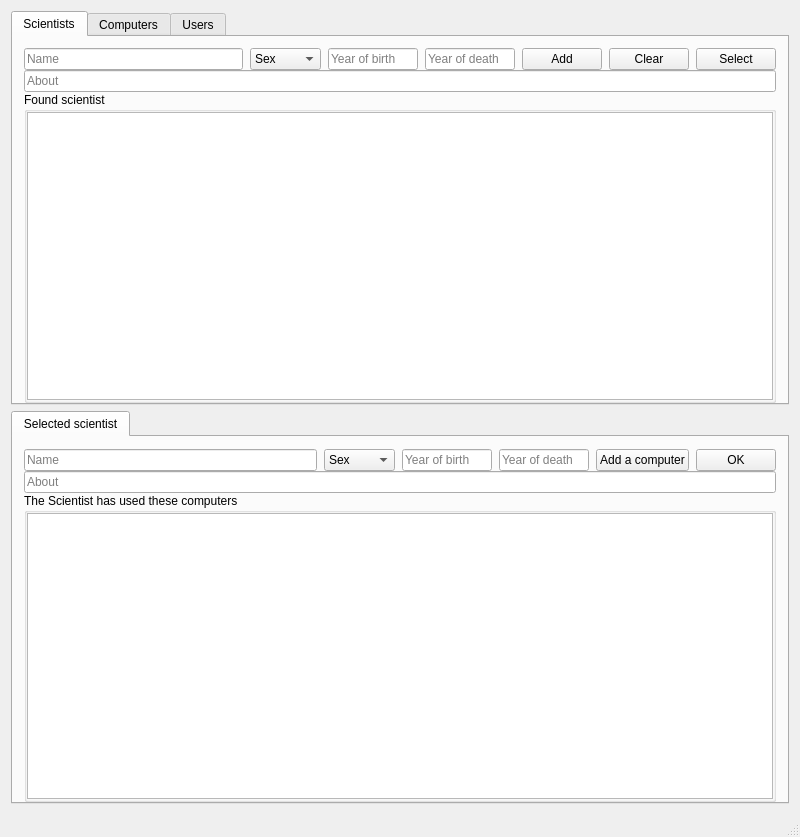
Old version of the form ComputerScientistsW1/mainwindow.ui in the repository Bosos/T-113-VLN1_Hopur3.
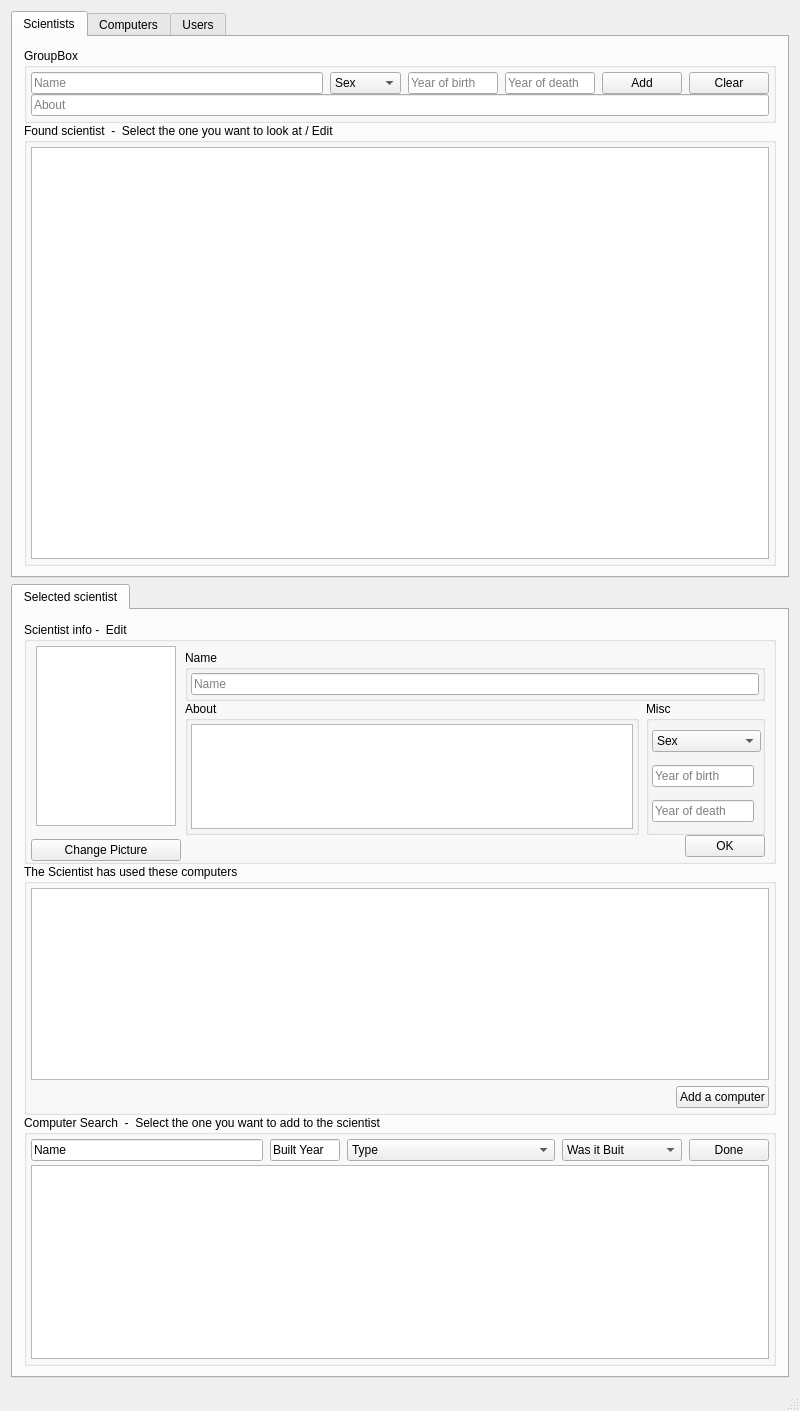
New version of the form.

The edit to the form file:
```diff
--- a/ComputerScientistsW1/mainwindow.ui
+++ b/ComputerScientistsW1/mainwindow.ui
@@ -7,7 +7,7 @@
     <x>0</x>
     <y>0</y>
     <width>800</width>
-    <height>837</height>
+    <height>1411</height>
    </rect>
   </property>
   <property name="minimumSize">
@@ -35,8 +35,29 @@
          <number>0</number>
         </property>
         <property name="bottomMargin">
+         <number>10</number>
+        </property>
+        <item>
+         <widget class="QGroupBox" name="groupBox_3">
+          <property name="title">
+           <string>GroupBox</string>
+          </property>
+          <layout class="QVBoxLayout" name="verticalLayout_8">
+           <property name="spacing">
          <number>0</number>
         </property>
+           <property name="leftMargin">
+            <number>4</number>
+           </property>
+           <property name="topMargin">
+            <number>4</number>
+           </property>
+           <property name="rightMargin">
+            <number>4</number>
+           </property>
+           <property name="bottomMargin">
+            <number>4</number>
+           </property>
         <item>
          <layout class="QHBoxLayout" name="scientistButtonRow">
           <property name="spacing">
@@ -135,13 +156,6 @@
             </property>
            </widget>
           </item>
-          <item>
-           <widget class="QPushButton" name="selectScientistPushButton">
-            <property name="text">
-             <string>Select</string>
-            </property>
-           </widget>
-          </item>
          </layout>
         </item>
         <item>
@@ -151,26 +165,29 @@
           </property>
          </widget>
         </item>
+          </layout>
+         </widget>
+        </item>
         <item>
          <widget class="QGroupBox" name="groupBox_2">
           <property name="title">
-           <string>Found scientist</string>
+           <string>Found scientist  -  Select the one you want to look at / Edit</string>
           </property>
-          <layout class="QHBoxLayout" name="horizontalLayout_2">
+          <layout class="QVBoxLayout" name="verticalLayout_6">
            <property name="spacing">
-            <number>0</number>
+            <number>4</number>
            </property>
            <property name="leftMargin">
-            <number>0</number>
+            <number>4</number>
            </property>
            <property name="topMargin">
-            <number>0</number>
+            <number>4</number>
            </property>
            <property name="rightMargin">
-            <number>0</number>
+            <number>4</number>
            </property>
            <property name="bottomMargin">
-            <number>0</number>
+            <number>4</number>
            </property>
            <item>
             <widget class="QTableView" name="scientistTableView"/>
@@ -209,24 +226,144 @@
          <number>12</number>
         </property>
         <property name="bottomMargin">
+         <number>10</number>
+        </property>
+        <item>
+         <widget class="QGroupBox" name="groupBox">
+          <property name="minimumSize">
+           <size>
+            <width>0</width>
+            <height>210</height>
+           </size>
+          </property>
+          <property name="maximumSize">
+           <size>
+            <width>16777215</width>
+            <height>242</height>
+           </size>
+          </property>
+          <property name="title">
+           <string>Scientist info -  Edit</string>
+          </property>
+          <layout class="QHBoxLayout" name="horizontalLayout_2">
+           <property name="spacing">
          <number>0</number>
         </property>
+           <property name="leftMargin">
+            <number>4</number>
+           </property>
+           <property name="topMargin">
+            <number>4</number>
+           </property>
+           <property name="rightMargin">
+            <number>4</number>
+           </property>
+           <property name="bottomMargin">
+            <number>0</number>
+           </property>
         <item>
-         <layout class="QHBoxLayout" name="selectedScientisButtonRow">
+            <layout class="QVBoxLayout" name="verticalLayout_7" stretch="0,0">
           <property name="spacing">
-           <number>7</number>
+              <number>0</number>
+             </property>
+             <property name="sizeConstraint">
+              <enum>QLayout::SetMinimumSize</enum>
+             </property>
+             <property name="leftMargin">
+              <number>0</number>
+             </property>
+             <property name="topMargin">
+              <number>0</number>
+             </property>
+             <property name="rightMargin">
+              <number>0</number>
+             </property>
+             <item alignment="Qt::AlignHCenter|Qt::AlignBottom">
+              <widget class="QGraphicsView" name="scientistPicture">
+               <property name="minimumSize">
+                <size>
+                 <width>140</width>
+                 <height>180</height>
+                </size>
+               </property>
+               <property name="maximumSize">
+                <size>
+                 <width>140</width>
+                 <height>180</height>
+                </size>
+               </property>
+              </widget>
+             </item>
+             <item alignment="Qt::AlignHCenter|Qt::AlignBottom">
+              <widget class="QPushButton" name="pushButton">
+               <property name="minimumSize">
+                <size>
+                 <width>150</width>
+                 <height>0</height>
+                </size>
+               </property>
+               <property name="maximumSize">
+                <size>
+                 <width>150</width>
+                 <height>16777215</height>
+                </size>
+               </property>
+               <property name="text">
+                <string>Change Picture</string>
+               </property>
+              </widget>
+             </item>
+            </layout>
+           </item>
+           <item>
+            <layout class="QVBoxLayout" name="selectedLayour">
+             <property name="spacing">
+              <number>0</number>
+             </property>
+             <property name="leftMargin">
+              <number>4</number>
+             </property>
+             <property name="topMargin">
+              <number>4</number>
+             </property>
+             <property name="rightMargin">
+              <number>4</number>
+             </property>
+             <property name="bottomMargin">
+              <number>4</number>
+             </property>
+             <item>
+              <widget class="QGroupBox" name="groupBox_5">
+               <property name="title">
+                <string>Name</string>
+               </property>
+               <layout class="QHBoxLayout" name="horizontalLayout_3">
+                <property name="spacing">
+                 <number>0</number>
+                </property>
+                <property name="leftMargin">
+                 <number>3</number>
+                </property>
+                <property name="topMargin">
+                 <number>3</number>
+                </property>
+                <property name="rightMargin">
+                 <number>3</number>
+                </property>
+                <property name="bottomMargin">
+                 <number>3</number>
           </property>
           <item>
            <widget class="QLineEdit" name="selectedScientistNameField">
             <property name="minimumSize">
              <size>
-              <width>160</width>
+                    <width>0</width>
               <height>0</height>
              </size>
             </property>
             <property name="maximumSize">
              <size>
-              <width>600</width>
+                    <width>16777215</width>
               <height>16777215</height>
              </size>
             </property>
@@ -238,11 +375,110 @@
             </property>
            </widget>
           </item>
+               </layout>
+              </widget>
+             </item>
+             <item>
+              <layout class="QHBoxLayout" name="horizontalLayout">
+               <property name="spacing">
+                <number>7</number>
+               </property>
+               <property name="leftMargin">
+                <number>0</number>
+               </property>
+               <property name="topMargin">
+                <number>0</number>
+               </property>
+               <property name="rightMargin">
+                <number>0</number>
+               </property>
+               <property name="bottomMargin">
+                <number>0</number>
+               </property>
+               <item>
+                <widget class="QGroupBox" name="groupBox_4">
+                 <property name="minimumSize">
+                  <size>
+                   <width>0</width>
+                   <height>111</height>
+                  </size>
+                 </property>
+                 <property name="title">
+                  <string>About</string>
+                 </property>
+                 <layout class="QHBoxLayout" name="horizontalLayout_4">
+                  <property name="spacing">
+                   <number>0</number>
+                  </property>
+                  <property name="leftMargin">
+                   <number>3</number>
+                  </property>
+                  <property name="topMargin">
+                   <number>3</number>
+                  </property>
+                  <property name="rightMargin">
+                   <number>3</number>
+                  </property>
+                  <property name="bottomMargin">
+                   <number>3</number>
+                  </property>
+                  <item>
+                   <widget class="QPlainTextEdit" name="selectedScientistAboutField">
+                    <property name="minimumSize">
+                     <size>
+                      <width>0</width>
+                      <height>0</height>
+                     </size>
+                    </property>
+                   </widget>
+                  </item>
+                 </layout>
+                </widget>
+               </item>
+               <item>
+                <widget class="QGroupBox" name="groupBox_6">
+                 <property name="minimumSize">
+                  <size>
+                   <width>119</width>
+                   <height>0</height>
+                  </size>
+                 </property>
+                 <property name="maximumSize">
+                  <size>
+                   <width>119</width>
+                   <height>16777215</height>
+                  </size>
+                 </property>
+                 <property name="title">
+                  <string>Misc</string>
+                 </property>
+                 <layout class="QVBoxLayout" name="verticalLayout_10">
+                  <property name="spacing">
+                   <number>7</number>
+                  </property>
+                  <property name="leftMargin">
+                   <number>3</number>
+                  </property>
+                  <property name="topMargin">
+                   <number>3</number>
+                  </property>
+                  <property name="rightMargin">
+                   <number>3</number>
+                  </property>
+                  <property name="bottomMargin">
+                   <number>3</number>
+                  </property>
           <item>
            <widget class="QComboBox" name="selectedScientistSexComboBox">
+                    <property name="minimumSize">
+                     <size>
+                      <width>109</width>
+                      <height>0</height>
+                     </size>
+                    </property>
             <property name="maximumSize">
              <size>
-              <width>75</width>
+                      <width>109</width>
               <height>16777215</height>
              </size>
             </property>
@@ -268,9 +504,15 @@
           </item>
           <item>
            <widget class="QLineEdit" name="selectedScientistYearOfBirthField">
+                    <property name="minimumSize">
+                     <size>
+                      <width>102</width>
+                      <height>0</height>
+                     </size>
+                    </property>
             <property name="maximumSize">
              <size>
-              <width>90</width>
+                      <width>102</width>
               <height>16777215</height>
              </size>
             </property>
@@ -281,9 +523,15 @@
           </item>
           <item>
            <widget class="QLineEdit" name="selectedScientistYearOfDeathField">
+                    <property name="minimumSize">
+                     <size>
+                      <width>102</width>
+                      <height>0</height>
+                     </size>
+                    </property>
             <property name="maximumSize">
              <size>
-              <width>90</width>
+                      <width>102</width>
               <height>16777215</height>
              </size>
             </property>
@@ -292,15 +540,19 @@
             </property>
            </widget>
           </item>
-          <item>
-           <widget class="QPushButton" name="selectedScientistAddComputer">
-            <property name="text">
-             <string>Add a computer</string>
-            </property>
-           </widget>
-          </item>
-          <item>
+                 </layout>
+                </widget>
+               </item>
+              </layout>
+             </item>
+             <item alignment="Qt::AlignRight">
            <widget class="QPushButton" name="selectedScientistOKPushButton">
+               <property name="maximumSize">
+                <size>
+                 <width>80</width>
+                 <height>16777215</height>
+                </size>
+               </property>
             <property name="text">
              <string>OK</string>
             </property>
@@ -308,11 +560,7 @@
           </item>
          </layout>
         </item>
-        <item>
-         <widget class="QLineEdit" name="selectedScientistAboutField">
-          <property name="placeholderText">
-           <string>About</string>
-          </property>
+          </layout>
          </widget>
         </item>
         <item>
@@ -320,21 +568,149 @@
           <property name="title">
            <string>The Scientist has used these computers</string>
           </property>
-          <layout class="QHBoxLayout" name="horizontalLayout_3">
+          <layout class="QVBoxLayout" name="verticalLayout_4">
+           <property name="spacing">
+            <number>6</number>
+           </property>
            <property name="leftMargin">
-            <number>0</number>
+            <number>4</number>
            </property>
            <property name="topMargin">
-            <number>0</number>
+            <number>4</number>
            </property>
            <property name="rightMargin">
-            <number>0</number>
+            <number>4</number>
            </property>
            <property name="bottomMargin">
-            <number>0</number>
+            <number>4</number>
            </property>
            <item>
             <widget class="QTableView" name="selectedScientistComputerTable"/>
+           </item>
+           <item alignment="Qt::AlignRight">
+            <widget class="QPushButton" name="selectedScientistAddComputer">
+             <property name="maximumSize">
+              <size>
+               <width>140</width>
+               <height>16777215</height>
+              </size>
+             </property>
+             <property name="text">
+              <string>Add a computer</string>
+             </property>
+            </widget>
+           </item>
+          </layout>
+         </widget>
+        </item>
+        <item>
+         <widget class="QGroupBox" name="selectedScientistComputerSearch">
+          <property name="title">
+           <string>Computer Search  -  Select the one you want to add to the scientist</string>
+          </property>
+          <layout class="QVBoxLayout" name="verticalLayout_2">
+           <property name="spacing">
+            <number>4</number>
+           </property>
+           <property name="leftMargin">
+            <number>4</number>
+           </property>
+           <property name="topMargin">
+            <number>4</number>
+           </property>
+           <property name="rightMargin">
+            <number>4</number>
+           </property>
+           <property name="bottomMargin">
+            <number>4</number>
+           </property>
+           <item>
+            <layout class="QHBoxLayout" name="selectedScientistComputerSearchButtonRow">
+             <property name="spacing">
+              <number>7</number>
+             </property>
+             <property name="leftMargin">
+              <number>0</number>
+             </property>
+             <property name="topMargin">
+              <number>0</number>
+             </property>
+             <property name="rightMargin">
+              <number>0</number>
+             </property>
+             <property name="bottomMargin">
+              <number>0</number>
+             </property>
+             <item>
+              <widget class="QLineEdit" name="selectedScientistComputerSearchNameField">
+               <property name="text">
+                <string>Name</string>
+               </property>
+              </widget>
+             </item>
+             <item>
+              <widget class="QLineEdit" name="selectedScientistComputerSearchBuiltYearField">
+               <property name="maximumSize">
+                <size>
+                 <width>70</width>
+                 <height>16777215</height>
+                </size>
+               </property>
+               <property name="text">
+                <string>Built Year</string>
+               </property>
+              </widget>
+             </item>
+             <item>
+              <widget class="QComboBox" name="selectedScientistComputerSearchTypeComboBox">
+               <item>
+                <property name="text">
+                 <string>Type</string>
+                </property>
+               </item>
+               <item>
+                <property name="text">
+                 <string>This should auto populate TODO</string>
+                </property>
+               </item>
+              </widget>
+             </item>
+             <item>
+              <widget class="QComboBox" name="selectedScientistComputerSearchWasItBuiltComboBox">
+               <property name="minimumSize">
+                <size>
+                 <width>120</width>
+                 <height>0</height>
+                </size>
+               </property>
+               <item>
+                <property name="text">
+                 <string>Was it Buit</string>
+                </property>
+               </item>
+               <item>
+                <property name="text">
+                 <string>It was built</string>
+                </property>
+               </item>
+               <item>
+                <property name="text">
+                 <string>It was not built</string>
+                </property>
+               </item>
+              </widget>
+             </item>
+             <item>
+              <widget class="QPushButton" name="selectedScientistComputerSearchDoneButton">
+               <property name="text">
+                <string>Done</string>
+               </property>
+              </widget>
+             </item>
+            </layout>
+           </item>
+           <item>
+            <widget class="QTableView" name="selectedScientistComputerSearchTableView"/>
            </item>
           </layout>
          </widget>
```
Lines whose indentation alone changed are shown as unchanged.
